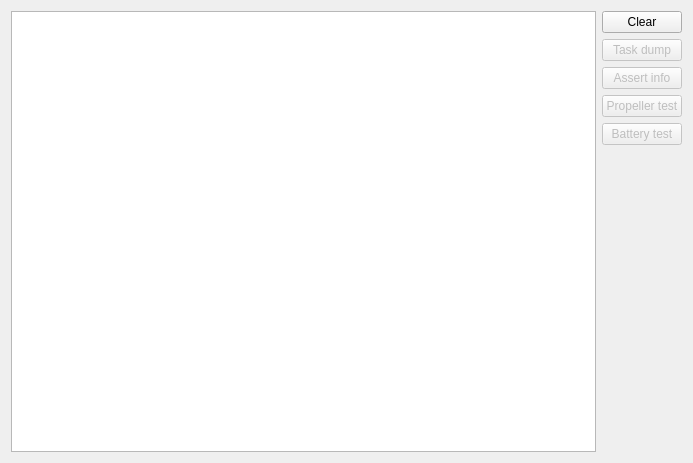
Old version of the form src/cfclient/ui/tabs/consoleTab.ui in the repository bitcraze/crazyflie-clients-python.
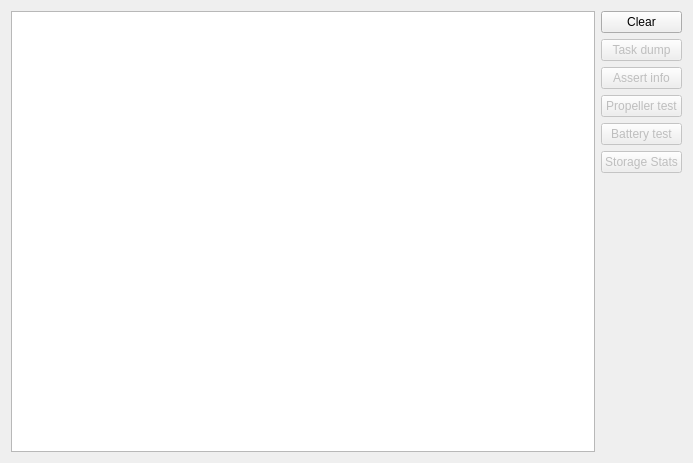
New version of the form.

Commit message: Add support for storage statistics

Patch:
```diff
--- a/src/cfclient/ui/tabs/consoleTab.ui
+++ b/src/cfclient/ui/tabs/consoleTab.ui
@@ -77,6 +77,16 @@
          </property>
         </widget>
        </item>
+       <item>
+        <widget class="QPushButton" name="_storageStatsButton">
+         <property name="enabled">
+          <bool>false</bool>
+         </property>
+         <property name="text">
+          <string>Storage Stats</string>
+         </property>
+        </widget>
+       </item>
        <item>
         <spacer name="verticalSpacer">
          <property name="orientation">
```
The commit also changes 1 other file.
